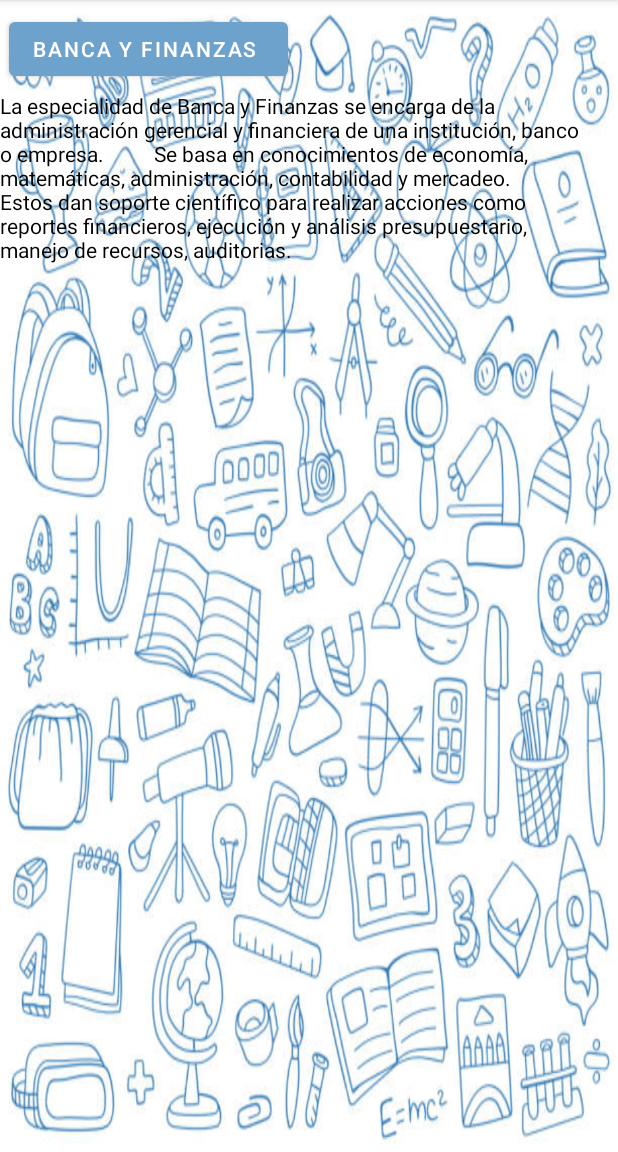
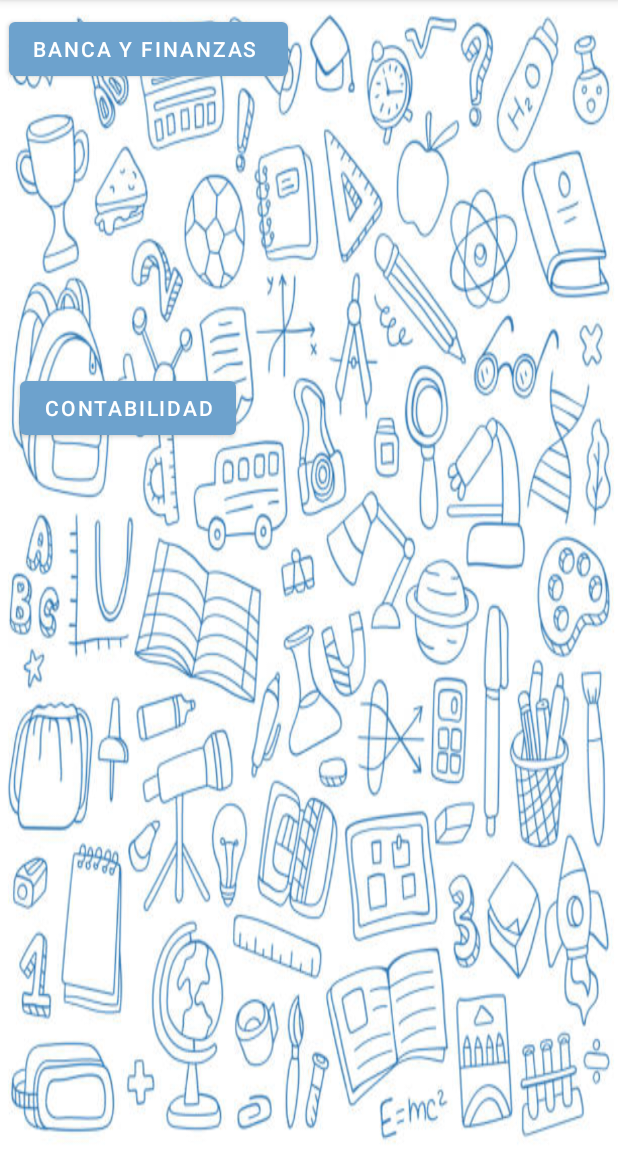
Before and after one commit to NatillaCasera/CTPVazquezDeCoronado, an Android app: the fragment DashboardFragment shown on its own in the app's theme, on a phone screen of 412 x 824 dp, the part 84-1236 px from its top. Run offline under Robolectric (Android 15) with nearby library versions, the phone set to English and light mode, and no system bars.

Commit message:
Segundo boton agregado "Contabilidad"

```diff
--- a/app/src/main/java/com/example/myapplication/ui/dashboard/DashboardFragment.java
+++ b/app/src/main/java/com/example/myapplication/ui/dashboard/DashboardFragment.java
@@ -38,6 +38,24 @@ public class DashboardFragment extends Fragment {
                 }
             }
         });
+
+        final Button button1 = binding.button;
+        final TextView textView1 = binding.textView6;
+
+        button1.setOnClickListener(new View.OnClickListener() {
+            @Override
+            public void onClick(View v) {
+                if (textView1.getVisibility() == View.GONE){
+                    textView1.setVisibility(View.VISIBLE);
+                } else {
+                    textView1.setVisibility(View.GONE);
+                }
+            }
+        });
+
+
+
+
         return root;
 
     }
--- a/app/src/main/res/layout/fragment_dashboard.xml
+++ b/app/src/main/res/layout/fragment_dashboard.xml
@@ -30,8 +30,32 @@
          Se basa en conocimientos de economía, matemáticas, administración, contabilidad y mercadeo.
          Estos dan soporte científico para realizar acciones como reportes financieros, ejecución y análisis presupuestario, manejo de recursos, auditorias."
         android:textColor="@color/black"
+        android:visibility="gone"
         app:layout_constraintTop_toBottomOf="@+id/button2"
         tools:layout_editor_absoluteX="15dp" />
 
+    <Button
+        android:id="@+id/button"
+        android:layout_width="wrap_content"
+        android:layout_height="wrap_content"
+        android:text="Contabilidad"
+        app:layout_constraintBottom_toBottomOf="parent"
+        app:layout_constraintEnd_toEndOf="parent"
+        app:layout_constraintHorizontal_bias="0.05"
+        app:layout_constraintStart_toStartOf="parent"
+        app:layout_constraintTop_toTopOf="parent"
+        app:layout_constraintVertical_bias="0.344" />
+
+    <TextView
+        android:id="@+id/textView6"
+        android:layout_width="wrap_content"
+        android:layout_height="wrap_content"
+        android:text="La especialidad de contabilidad crea expertos en el manejo y dirección de procesos económicos en los que se involucra el ser humano así los profesionales en esta diciplina tienen bajo su control oficios,
+        tratados y planeamientos relacionados con las finanzas de las entidades, empresas y personas que soliciten el servicio."
+        android:textColor="@color/black"
+        android:visibility="gone"
+        app:layout_constraintTop_toBottomOf="@+id/button"
+        tools:layout_editor_absoluteX="13dp" />
+
 
 </androidx.constraintlayout.widget.ConstraintLayout>
```
